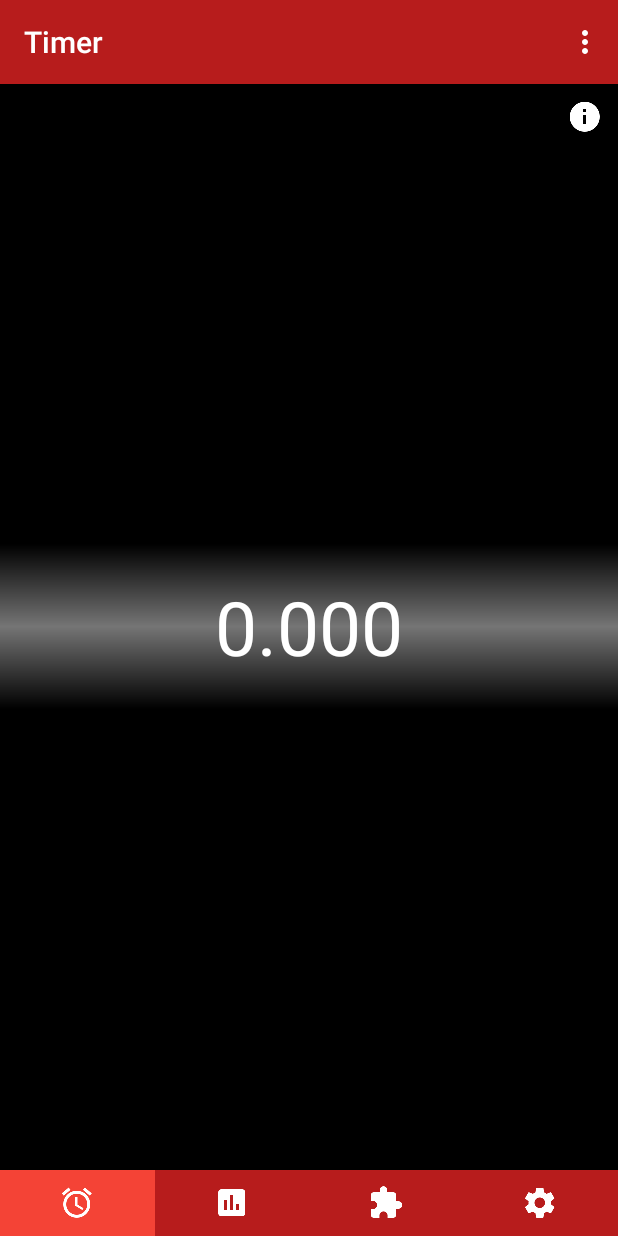
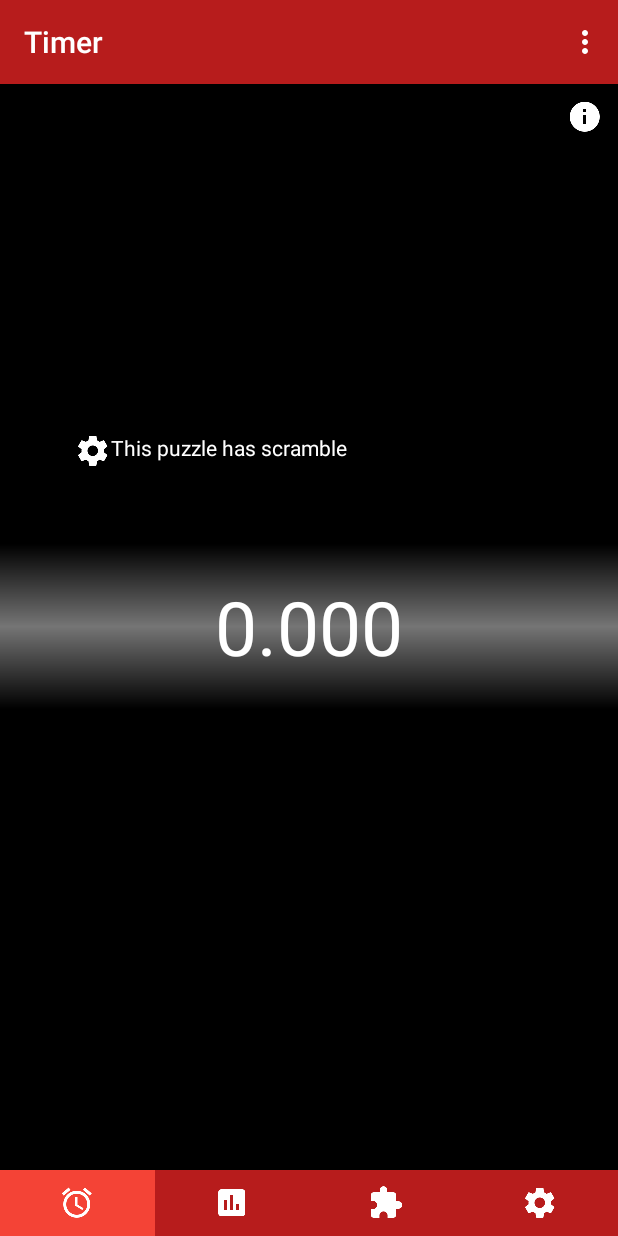
Before and after one commit to jdediegomrt/CubeMaster, an Android app: the ChronoFragment screen opened directly, with no data from a screen before it, on a phone screen of 412 x 824 dp. Run offline under Robolectric (Android 15) with nearby library versions, the phone set to English and light mode, and no system bars; our stand-ins replace AdMob.

Commit message:
scramble initial front

```diff
--- a/app/src/main/java/com/jaimedediego/cubemaster/config/ScrambleConfig.java
+++ b/app/src/main/java/com/jaimedediego/cubemaster/config/ScrambleConfig.java
@@ -4,14 +4,17 @@ import android.content.Context;
 import android.content.SharedPreferences;
 
 import com.jaimedediego.cubemaster.methods.DatabaseMethods;
+import com.jaimedediego.cubemaster.methods.PrefsMethods;
 import com.jaimedediego.cubemaster.utils.Constants;
 
 import java.util.ArrayList;
+import java.util.Arrays;
 import java.util.List;
 
 public class ScrambleConfig {
 
     private static ScrambleConfig instance;
+    public List<String> puzzlesWithScramble = Arrays.asList("3x3x3", "2x2x2", "4x4x4", "5x5x5");
 
     private ScrambleConfig() {
     }
@@ -23,21 +26,4 @@ public class ScrambleConfig {
         return instance;
     }
 
-    public List<String> scrambleNxNxN(int size){
-        List<String> allSides = new ArrayList<>();
-        if(size%2!=0){
-            allSides.addAll(Constants.getInstance().oddNumberNxNxN);
-        }
-        List<String> extSides = Constants.getInstance().NxNxN;
-        for(int i = 0; i < (size/2); i++){
-            for(int j = 0; j < extSides.size(); j++){
-                if(i>0) {
-                    allSides.add(extSides.get(j) + (i + 1));
-                    allSides.add((i + 1) + extSides.get(j));
-                }
-            }
-        }
-        allSides.addAll(extSides);
-        return allSides;
-    }
 }
--- /dev/null
+++ b/app/src/main/java/com/jaimedediego/cubemaster/methods/ScrambleMethods.java
@@ -0,0 +1,48 @@
+package com.jaimedediego.cubemaster.methods;
+
+import com.jaimedediego.cubemaster.utils.Constants;
+
+import java.util.ArrayList;
+import java.util.List;
+
+public class ScrambleMethods {
+
+    private static ScrambleMethods instance;
+
+    private ScrambleMethods() {}
+
+    public static ScrambleMethods getInstance() {
+        if (instance == null) {
+            instance = new ScrambleMethods();
+        }
+        return instance;
+    }
+
+    public List<String> getNxNxNNotation(int size){
+        List<String> allSides = new ArrayList<>();
+        if(size%2!=0){
+            allSides.addAll(Constants.getInstance().oddNumberNxNxN);
+        }
+        if(PrefsMethods.getInstance().isWholeCubeRotationsEnabled()){
+            allSides.add("X");
+            allSides.add("Y");
+            allSides.add("Z");
+        }
+        List<String> extSides = Constants.getInstance().NxNxN;
+        for(int i = 0; i < (size/2); i++){
+            for(int j = 0; j < extSides.size(); j++){
+                if(i>0) {
+                    allSides.add(extSides.get(j) + (i + 1));
+                    allSides.add((i + 1) + extSides.get(j));
+                }
+            }
+        }
+        allSides.addAll(extSides);
+        return allSides;
+    }
+
+    //TODO: implement
+    public List<String> scramble(List<String> notation, int moves){
+        return null;
+    }
+}
--- a/app/src/main/java/com/jaimedediego/cubemaster/view/ChronoFragment.java
+++ b/app/src/main/java/com/jaimedediego/cubemaster/view/ChronoFragment.java
@@ -25,6 +25,7 @@ import android.widget.RelativeLayout;
 import android.widget.TextView;
 
 import com.jaimedediego.cubemaster.config.PrefsConfig;
+import com.jaimedediego.cubemaster.config.ScrambleConfig;
 import com.jaimedediego.cubemaster.methods.DatabaseMethods;
 import com.jaimedediego.cubemaster.methods.PrefsMethods;
 import com.jaimedediego.cubemaster.R;
@@ -112,6 +113,17 @@ public class ChronoFragment extends Fragment {
         minsLayout = v.findViewById(R.id.mins_layout);
         animatedLine = v.findViewById(R.id.animated_line);
         final RadioGroup activityMenu = getActivity().findViewById(R.id.menu_layout);
+
+        final RelativeLayout scrambleLayout = v.findViewById(R.id.scramble_layout);
+        final TextView scrambleText = v.findViewById(R.id.scramble_text);
+        final ImageButton scrambleButton = v.findViewById(R.id.scramble_button);
+
+        if(ScrambleConfig.getInstance().puzzlesWithScramble.contains(DatabaseMethods.getInstance().getCurrentPuzzleName())){
+            scrambleLayout.setVisibility(View.VISIBLE);
+            scrambleText.setText("This puzzle has scramble");
+        } else {
+            scrambleLayout.setVisibility(View.GONE);
+        }
 
         infoButton.setOnClickListener(new View.OnClickListener() {
             @Override
--- a/app/src/main/java/com/jaimedediego/cubemaster/view/MainActivity.java
+++ b/app/src/main/java/com/jaimedediego/cubemaster/view/MainActivity.java
@@ -34,6 +34,7 @@ import com.jaimedediego.cubemaster.config.ScrambleConfig;
 import com.jaimedediego.cubemaster.config.ThemeConfig;
 import com.jaimedediego.cubemaster.methods.DatabaseMethods;
 import com.jaimedediego.cubemaster.methods.PrefsMethods;
+import com.jaimedediego.cubemaster.methods.ScrambleMethods;
 
 public class MainActivity extends AppCompatActivity
         implements ChronoFragment.OnFragmentInteractionListener, StatsFragment.OnFragmentInteractionListener, SettingsFragment.OnFragmentInteractionListener, PuzzlesFragment.OnFragmentInteractionListener {
@@ -64,7 +65,7 @@ public class MainActivity extends AppCompatActivity
 
         setContentView(R.layout.activity_main);
 
-        Log.e("Scramble", ScrambleConfig.getInstance().scrambleNxNxN(5).toString() + ScrambleConfig.getInstance().scrambleNxNxN(5).size());
+        Log.e("Scramble", ScrambleMethods.getInstance().getNxNxNNotation(5).toString() + " ---- " + ScrambleMethods.getInstance().getNxNxNNotation(5).size());
 
 //        PrefsMethods.getInstance().setOnboardingShown(false);
         if (!PrefsMethods.getInstance().isOnboardingShown()) {
--- a/app/src/main/res/layout/fragment_chrono.xml
+++ b/app/src/main/res/layout/fragment_chrono.xml
@@ -9,6 +9,31 @@
         android:id="@+id/chrono_layout"
         android:layout_width="match_parent"
         android:layout_height="match_parent">
+
+
+        <RelativeLayout
+            android:layout_above="@+id/animated_line"
+            android:layout_margin="50dp"
+            android:id="@+id/scramble_layout"
+            android:layout_width="match_parent"
+            android:layout_height="wrap_content">
+
+            <ImageButton
+                android:id="@+id/scramble_button"
+                android:layout_width="wrap_content"
+                android:layout_height="wrap_content"
+                android:src="@drawable/ic_settings_white_24dp"
+                android:background="@android:color/transparent"
+                android:layout_centerVertical="true"/>
+
+            <TextView
+                android:layout_toRightOf="@+id/scramble_button"
+                android:id="@+id/scramble_text"
+                android:textColor="@color/md_white_1000"
+                android:layout_width="match_parent"
+                android:layout_height="wrap_content" />
+
+        </RelativeLayout>
 
         <RelativeLayout
             android:id="@+id/animated_line"
```
